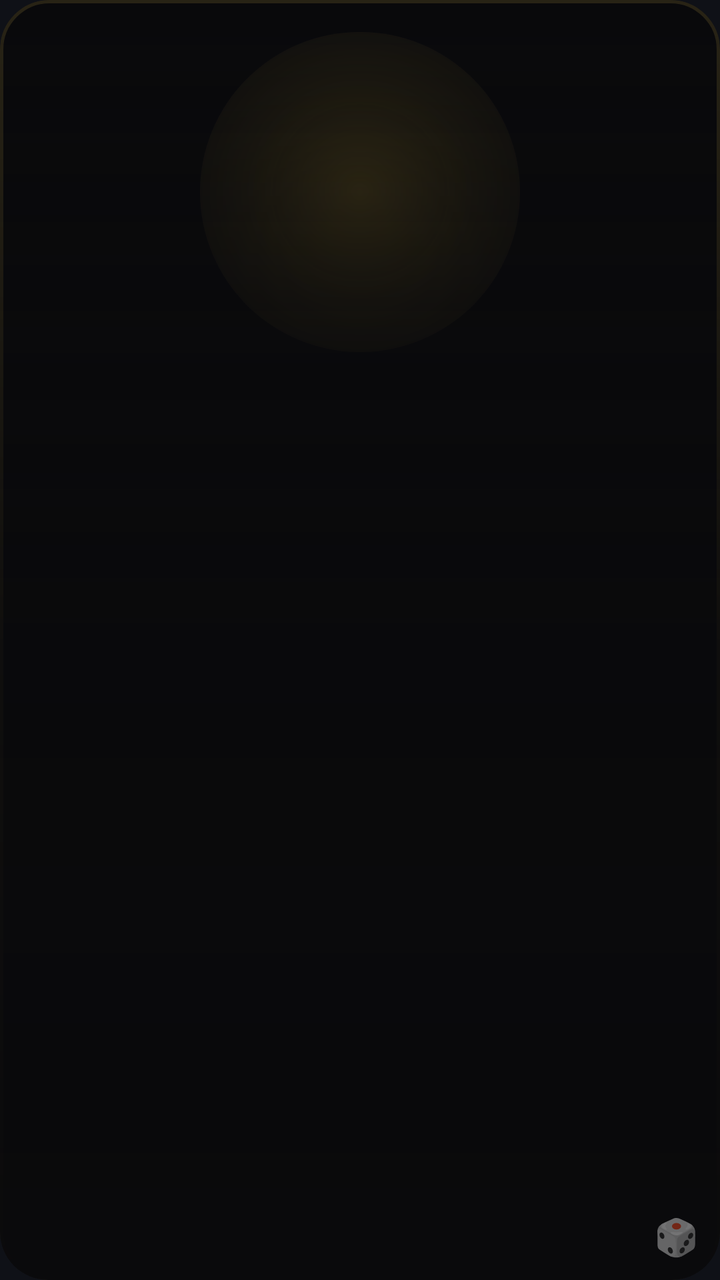
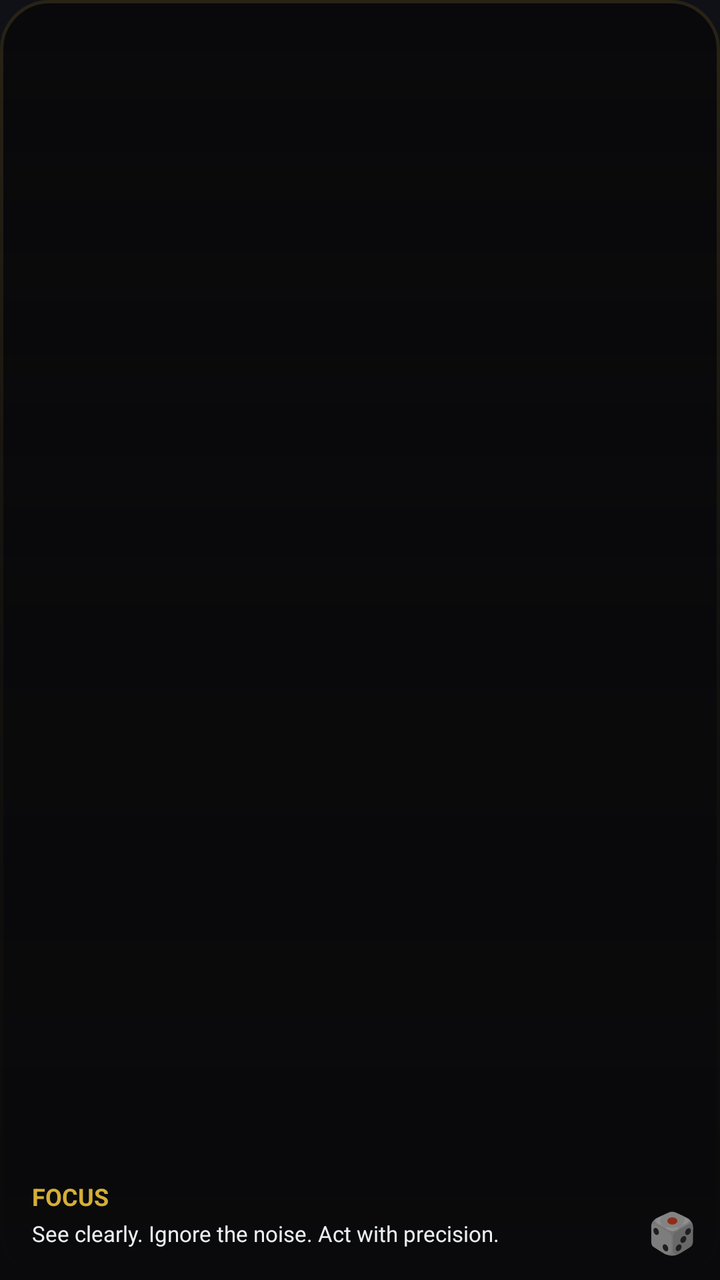

Two renders of the same Android screen: before a commit and after it. Below are the layout's source before the change and the commit's diff.
<!-- AndroidManifest.xml: application theme Theme.SpiritAnimal -->
<!-- res/layout/widget_spirit_animal.xml -->
<?xml version="1.0" encoding="utf-8"?>
<FrameLayout xmlns:android="http://schemas.android.com/apk/res/android"
    android:id="@+id/widget_root"
    android:layout_width="match_parent"
    android:layout_height="match_parent"
    android:background="@drawable/widget_bg"
    android:clipToOutline="true">

    <View
        android:layout_width="160dp"
        android:layout_height="160dp"
        android:layout_gravity="center_horizontal|top"
        android:layout_marginTop="16dp"
        android:background="@drawable/ambient_glow" />

    <ImageView
        android:id="@+id/iv_animal"
        android:layout_width="140dp"
        android:layout_height="140dp"
        android:layout_gravity="center_horizontal|top"
        android:layout_marginTop="26dp"
        android:scaleType="fitCenter" />

    <View
        android:layout_width="match_parent"
        android:layout_height="match_parent"
        android:background="@drawable/scrim_bottom" />

    <LinearLayout
        android:layout_width="match_parent"
        android:layout_height="wrap_content"
        android:layout_gravity="bottom"
        android:orientation="vertical"
        android:paddingStart="16dp"
        android:paddingEnd="46dp"
        android:paddingBottom="16dp">

        <TextView
            android:id="@+id/tv_mentality"
            android:layout_width="wrap_content"
            android:layout_height="wrap_content"
            android:textColor="#D4AF37"
            android:textSize="12sp"
            android:textStyle="bold"
            android:letterSpacing="0.14" />

        <TextView
            android:id="@+id/tv_quote"
            android:layout_width="match_parent"
            android:layout_height="wrap_content"
            android:layout_marginTop="3dp"
            android:textColor="#ECEFF1"
            android:textSize="10.5sp"
            android:lineSpacingExtra="1.5dp" />
    </LinearLayout>

    <TextView
        android:id="@+id/btn_randomize"
        android:layout_width="44dp"
        android:layout_height="44dp"
        android:layout_gravity="bottom|end"
        android:gravity="center"
        android:text="🎲"
        android:alpha="0.8"
        android:textSize="18sp" />
</FrameLayout>
<!-- resources referenced by this layout -->
<resources>
  <!-- drawable ambient_glow (drawable) -->
  <?xml version="1.0" encoding="utf-8"?>
  <shape xmlns:android="http://schemas.android.com/apk/res/android" android:shape="oval">
      <gradient
          android:type="radial"
          android:gradientRadius="70%p"
          android:startColor="#33D4AF37"
          android:centerColor="#15D4AF37"
          android:endColor="#00000000" />
  </shape>
  <!-- drawable scrim_bottom (drawable) -->
  <?xml version="1.0" encoding="utf-8"?>
  <shape xmlns:android="http://schemas.android.com/apk/res/android">
      <gradient
          android:angle="270"
          android:startColor="#0009090B"
          android:centerColor="#CC09090B"
          android:endColor="#FA09090B"
          android:centerY="0.5" />
  </shape>
  <!-- drawable widget_bg (drawable) -->
  <?xml version="1.0" encoding="utf-8"?>
  <shape xmlns:android="http://schemas.android.com/apk/res/android" android:shape="rectangle">
      <solid android:color="#09090B" />
      <corners android:radius="24dp" />
      <stroke android:width="1.5dp" android:color="#282315" />
  </shape>
  <style name="Theme.SpiritAnimal" parent="Theme.MaterialComponents.DayNight.NoActionBar">
          <item name="android:windowBackground">#0F1117</item>
      </style>
</resources>

<!-- the commit's change to res/layout/widget_spirit_animal.xml (unified diff, before → after) -->
@@ -3,22 +3,16 @@
     android:id="@+id/widget_root"
     android:layout_width="match_parent"
     android:layout_height="match_parent"
-    android:background="@drawable/widget_bg"
-    android:clipToOutline="true">
-
-    <View
-        android:layout_width="160dp"
-        android:layout_height="160dp"
-        android:layout_gravity="center_horizontal|top"
-        android:layout_marginTop="16dp"
-        android:background="@drawable/ambient_glow" />
+    android:background="@drawable/widget_bg">
 
     <ImageView
         android:id="@+id/iv_animal"
-        android:layout_width="140dp"
-        android:layout_height="140dp"
-        android:layout_gravity="center_horizontal|top"
-        android:layout_marginTop="26dp"
+        android:layout_width="match_parent"
+        android:layout_height="match_parent"
+        android:paddingTop="20dp"
+        android:paddingBottom="70dp"
+        android:paddingStart="24dp"
+        android:paddingEnd="24dp"
         android:scaleType="fitCenter" />
 
     <View
@@ -32,35 +26,34 @@
         android:layout_gravity="bottom"
         android:orientation="vertical"
         android:paddingStart="16dp"
-        android:paddingEnd="46dp"
+        android:paddingEnd="50dp"
         android:paddingBottom="16dp">
 
         <TextView
             android:id="@+id/tv_mentality"
             android:layout_width="wrap_content"
             android:layout_height="wrap_content"
+            android:text="FOCUS"
             android:textColor="#D4AF37"
             android:textSize="12sp"
-            android:textStyle="bold"
-            android:letterSpacing="0.14" />
+            android:textStyle="bold" />
 
         <TextView
             android:id="@+id/tv_quote"
             android:layout_width="match_parent"
             android:layout_height="wrap_content"
             android:layout_marginTop="3dp"
+            android:text="See clearly. Ignore the noise. Act with precision."
             android:textColor="#ECEFF1"
-            android:textSize="10.5sp"
-            android:lineSpacingExtra="1.5dp" />
+            android:textSize="11sp" />
     </LinearLayout>
 
     <TextView
         android:id="@+id/btn_randomize"
-        android:layout_width="44dp"
-        android:layout_height="44dp"
+        android:layout_width="48dp"
+        android:layout_height="48dp"
         android:layout_gravity="bottom|end"
         android:gravity="center"
         android:text="🎲"
-        android:alpha="0.8"
-        android:textSize="18sp" />
+        android:textSize="20sp" />
 </FrameLayout>
<!-- resource entries referenced after the edit -->
@@ -1,24 +1,13 @@
 <!-- resources referenced by this layout -->
 <resources>
-  <!-- drawable ambient_glow (drawable) -->
-  <?xml version="1.0" encoding="utf-8"?>
-  <shape xmlns:android="http://schemas.android.com/apk/res/android" android:shape="oval">
-      <gradient
-          android:type="radial"
-          android:gradientRadius="70%p"
-          android:startColor="#33D4AF37"
-          android:centerColor="#15D4AF37"
-          android:endColor="#00000000" />
-  </shape>
   <!-- drawable scrim_bottom (drawable) -->
   <?xml version="1.0" encoding="utf-8"?>
   <shape xmlns:android="http://schemas.android.com/apk/res/android">
       <gradient
           android:angle="270"
-          android:startColor="#0009090B"
-          android:centerColor="#CC09090B"
-          android:endColor="#FA09090B"
-          android:centerY="0.5" />
+          android:startColor="#00000000"
+          android:centerColor="#B309090B"
+          android:endColor="#FA09090B" />
   </shape>
   <!-- drawable widget_bg (drawable) -->
   <?xml version="1.0" encoding="utf-8"?>
